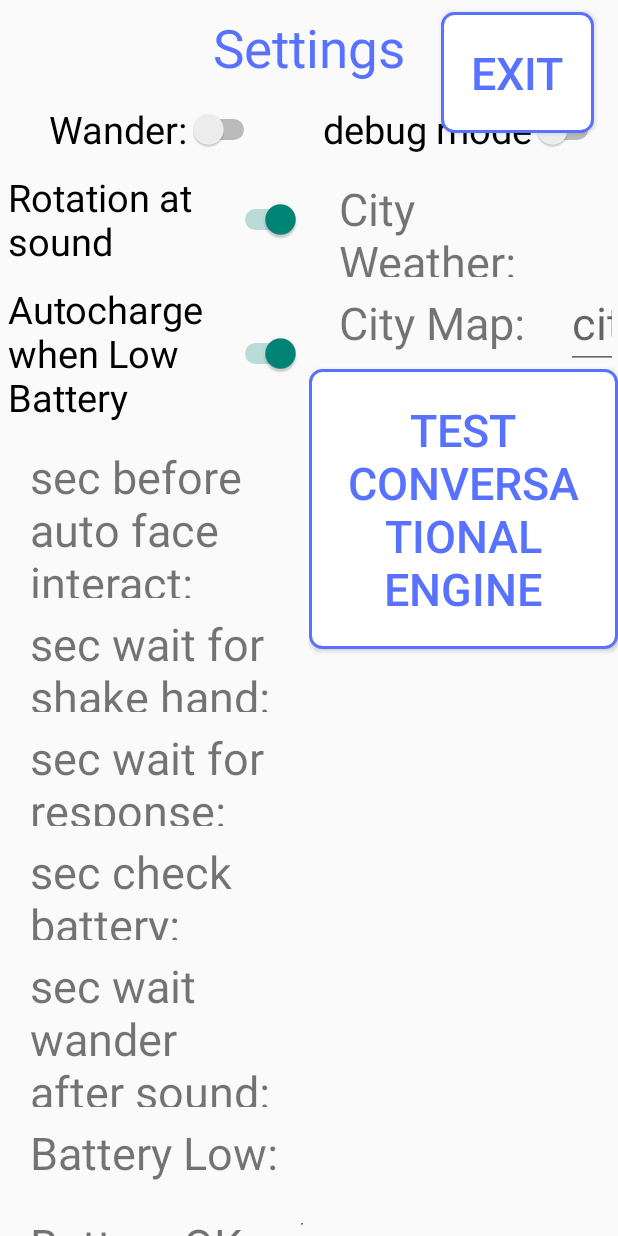
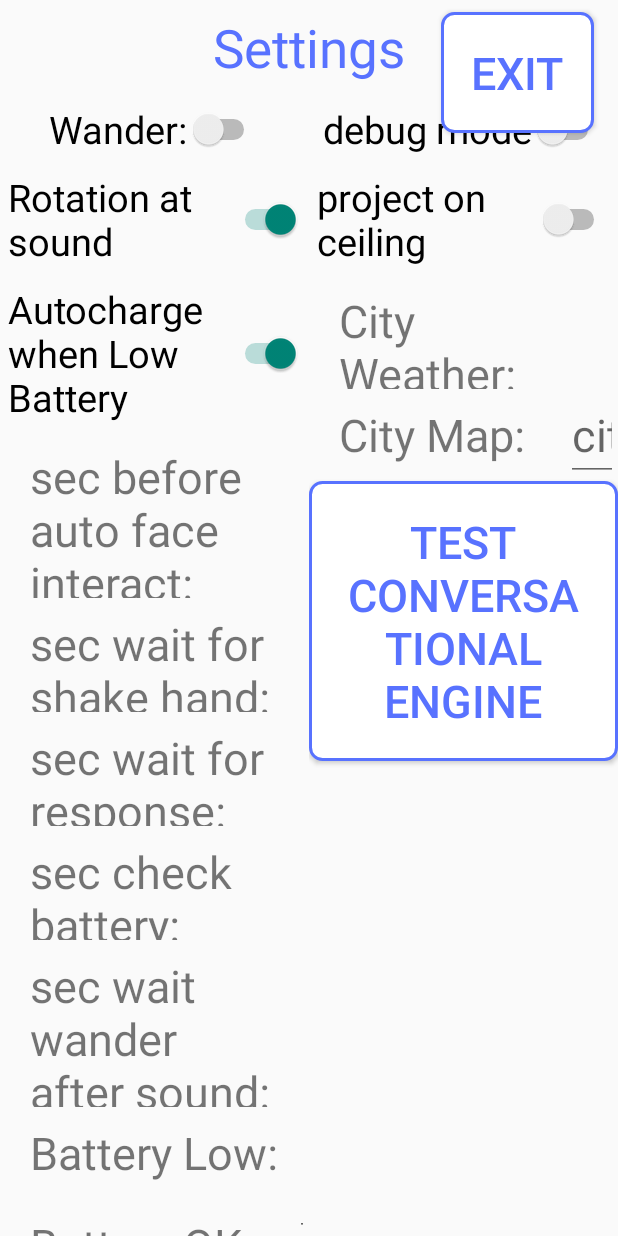
Before and after one commit to igor-lirussi/CapaBot-SanBot-Robot, an Android app: the layout activity_settings.xml on its own in the app's theme, with its tools: preview values and no code run, on a phone screen of 412 x 824 dp. Run offline under Robolectric (Android 15) with nearby library versions, the phone set to English and light mode, and no system bars.

Commit message:
added option projector ceiling

```diff
--- a/src/main/java/com/sanbot/capaBot/MyProjectStoryActivity.java
+++ b/src/main/java/com/sanbot/capaBot/MyProjectStoryActivity.java
@@ -75,10 +75,10 @@ public class MyProjectStoryActivity extends TopBaseActivity {
             @Override
             public void run() {
                 Log.i(TAG, "handler called to open projector");
+                //mode from settings
+                projectorManager.setMode(MySettings.getProjectorMode());
                 //OPEN PROJECTOR
                 projectorManager.switchProjector(true);
-                //mode from settings
-                projectorManager.setMode(MySettings.getProjectorMode());
                 //voice introduction
                 speechManager.startSpeak(getString(R.string.show_video), MySettings.getSpeakDefaultOption());
             }
--- a/src/main/res/layout/activity_settings.xml
+++ b/src/main/res/layout/activity_settings.xml
@@ -244,6 +244,16 @@
                 android:textSize="25sp"
                 android:checked="false"/>
 
+            <Switch
+                android:id="@+id/projectCeiling"
+                android:layout_width="wrap_content"
+                android:layout_height="wrap_content"
+                android:switchMinWidth="36dp"
+                android:layout_margin="5dp"
+                android:text="project on ceiling"
+                android:textSize="25sp"
+                android:checked="false"/>
+
             <LinearLayout
                 android:layout_width="wrap_content"
                 android:layout_height="wrap_content"
```
Also changed, not shown: src/main/java/com/sanbot/capaBot/MySettings.java (+25 -2 lines).
